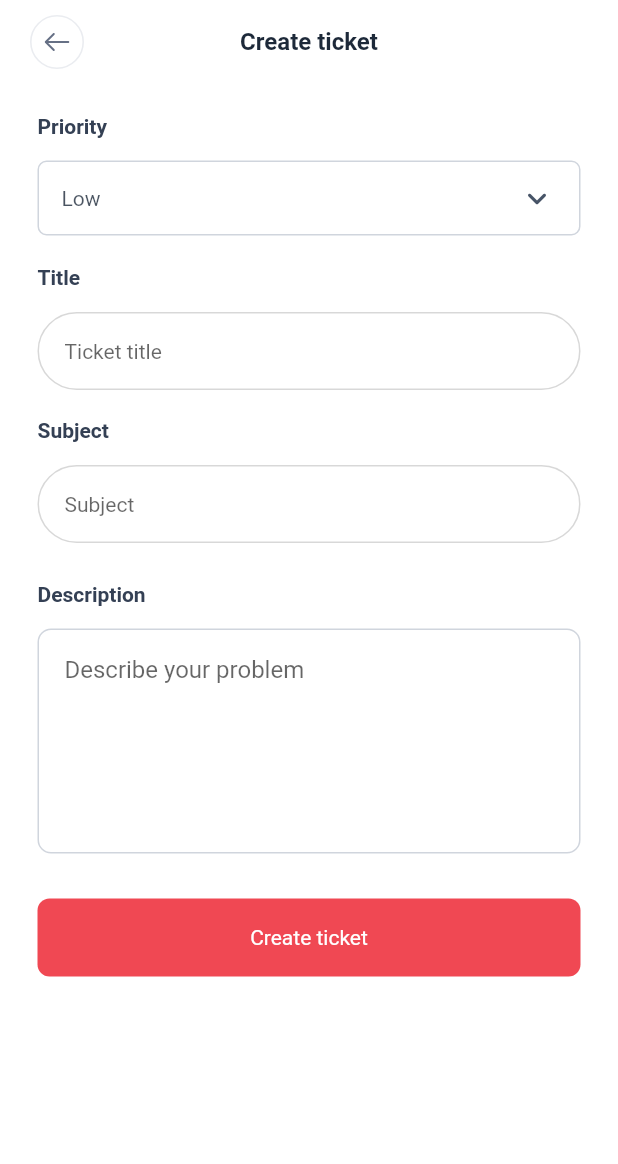
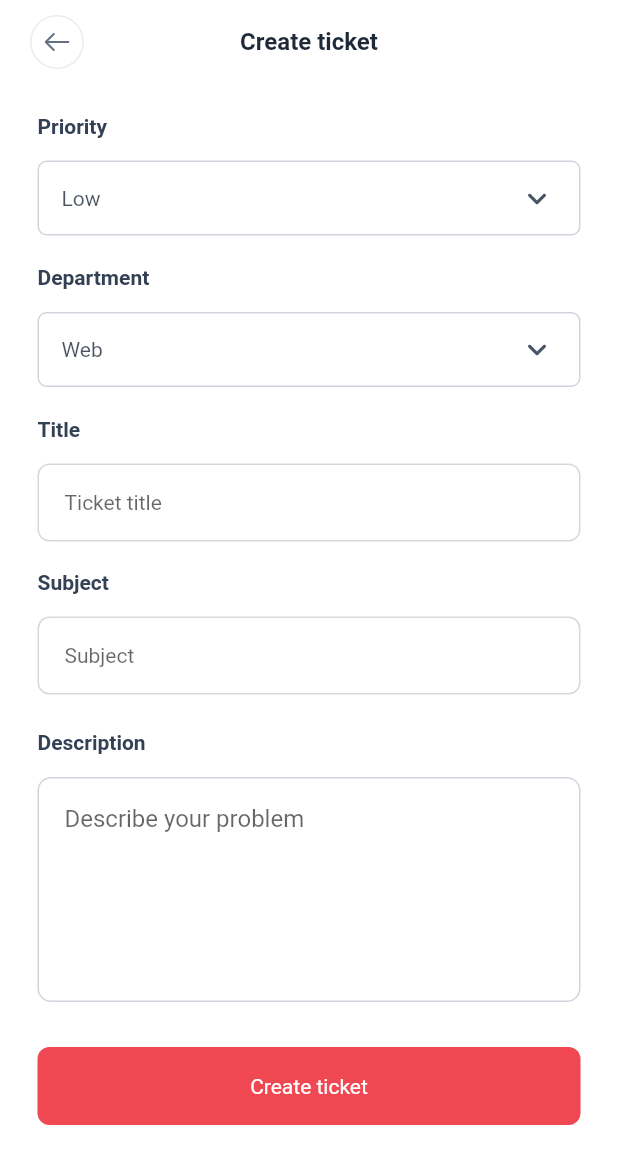
Before and after one commit to parthamjangir2020/Nazmart-mobile-app, a Flutter app: the CreateTicketPage screen opened directly, on a phone screen of 412 x 824 dp. Shown: the top 1164 px of the screen. Run offline on Flutter 3.47's test engine with Material 2 defaults, Android fonts, the light colour scheme and no system bars; our stand-ins replace auto_size_text, cached_network_image, carousel_slider, connectivity, dio, expandable and 20 more; missing offline and left inert: cashfree_pg, colorlizer, custom_timer, flutter_facebook_auth, flutter_inappwebview, flutter_stripe and 4 more; accounts and stored records are empty; project files that could hold a hidden picture were left out.

```diff
--- /dev/null
+++ b/lib/services/dropdown_services/priority_and_department_dropdown_service.dart
@@ -0,0 +1,67 @@
+import 'package:flutter/widgets.dart';
+
+class PriorityAndDepartmentDropdownService with ChangeNotifier {
+  //priority dropdown
+  var priorityDropdownList = ['Low', 'High', 'Medium', 'Urgent'];
+  var priorityDropdownIndexList = ['Low', 'High', 'Medium', 'Urgent'];
+  var selectedPriority = 'Low';
+  var selectedPriorityId = 'Low';
+
+  setPriorityValue(value) {
+    selectedPriority = value;
+    notifyListeners();
+  }
+
+  setSelectedPriorityId(value) {
+    selectedPriorityId = value;
+    notifyListeners();
+  }
+
+  //department dropdown
+  var departmentDropdownList = ['Web', 'Mobile'];
+  var departmentDropdownIndexList = ['Web', 'Mobile'];
+  var selectedDepartment = 'Web';
+  var selectedDepartmentId = 'Web';
+
+  setDepartmentValue(value) {
+    selectedDepartment = value;
+    notifyListeners();
+  }
+
+  setSelectedDepartmentId(value) {
+    selectedDepartmentId = value;
+    notifyListeners();
+  }
+
+  // fetchDepartment(BuildContext context) async {
+  //   if (departmentDropdownList.isEmpty) {
+  //     var response = await http.get(Uri.parse('$baseApi/country'));
+
+  //     if (response.statusCode == 200 &&
+  //         jsonDecode(response.body)['data'].isNotEmpty) {
+  //       print(response.body);
+
+  //       var data = CountryDropdownModel.fromJson(jsonDecode(response.body));
+
+  //       for (int i = 0; i < data.countries.length; i++) {
+  //         departmentDropdownList.add(data.countries[i].name);
+  //         departmentDropdownIndexList.add(data.countries[i].id);
+  //       }
+
+  //       selectedDepartment = departmentDropdownList[0];
+  //       selectedDepartmentId = departmentDropdownIndexList[0];
+
+  //       notifyListeners();
+  //     } else {
+  //       //error fetching data
+  //       departmentDropdownList.add('Select Department');
+  //       departmentDropdownIndexList.add('0');
+  //       selectedDepartment = 'Select Department';
+  //       selectedDepartmentId = '0';
+  //       notifyListeners();
+  //     }
+  //   } else {
+  //     //already loaded from api
+  //   }
+  // }
+}
--- a/lib/services/support_ticket_service.dart
+++ b/lib/services/support_ticket_service.dart
@@ -45,8 +45,7 @@ class SupportTicketService with ChangeNotifier {
 
       notifyListeners();
 
-      Provider.of<SupportTicketService>(context, listen: false)
-          .setCurrentPage(currentPage);
+      setCurrentPage(currentPage);
     } else {}
 
     SharedPreferences prefs = await SharedPreferences.getInstance();
@@ -109,7 +108,6 @@ class SupportTicketService with ChangeNotifier {
         'subject': dataList[i].subject,
         'priority': dataList[i].priority,
         'description': dataList[i].description,
-        'departments': dataList[i].departments,
         'status': dataList[i].status
       });
     }
--- a/lib/view/support_ticket/create_ticket_page.dart
+++ b/lib/view/support_ticket/create_ticket_page.dart
@@ -1,10 +1,12 @@
 import 'package:flutter/material.dart';
+import 'package:no_name_ecommerce/services/common_service.dart';
 import 'package:no_name_ecommerce/services/create_ticket_service.dart';
+import 'package:no_name_ecommerce/services/dropdown_services/priority_and_department_dropdown_service.dart';
 import 'package:no_name_ecommerce/view/support_ticket/components/textarea_field.dart';
 import 'package:no_name_ecommerce/view/utils/common_helper.dart';
-import 'package:no_name_ecommerce/view/utils/constant_colors.dart';
 import 'package:no_name_ecommerce/view/utils/constant_styles.dart';
 import 'package:no_name_ecommerce/view/utils/custom_input.dart';
+import 'package:no_name_ecommerce/view/widgets/custom_dropdown.dart';
 import 'package:provider/provider.dart';
 
 class CreateTicketPage extends StatefulWidget {
@@ -35,13 +37,12 @@ class _CreateTicketPageState extends State<CreateTicketPage> {
         }),
         body: Listener(
           onPointerDown: (_) {
-            FocusScopeNode currentFocus = FocusScope.of(context);
-            if (!currentFocus.hasPrimaryFocus) {
-              currentFocus.focusedChild?.unfocus();
-            }
+            hideKeyboard(context);
           },
           child: SingleChildScrollView(
-            child: Consumer<CreateTicketService>(
+            child: Consumer<PriorityAndDepartmentDropdownService>(
+              builder: (context, pProvider, child) =>
+                  Consumer<CreateTicketService>(
                 builder: (context, provider, child) => Form(
                   key: _formKey,
                   child: Container(
@@ -52,60 +53,46 @@ class _CreateTicketPageState extends State<CreateTicketPage> {
                         crossAxisAlignment: CrossAxisAlignment.start,
                         children: [
                           //Priority dropdown ======>
-                        Column(
-                          crossAxisAlignment: CrossAxisAlignment.start,
-                          children: [
-                            labelCommon("Priority"),
-                            Container(
-                              width: double.infinity,
-                              padding:
-                                  const EdgeInsets.symmetric(horizontal: 15),
-                              decoration: BoxDecoration(
-                                border: Border.all(color: greyFive),
-                                borderRadius: BorderRadius.circular(6),
+                          CustomDropDown(
+                            items: pProvider.priorityDropdownList,
+                            labelText: 'Priority',
+                            value: pProvider.selectedPriority,
+                            onChange: (v) {
+                              pProvider.setPriorityValue(v);
+
+                              // setting the id of selected value
+                              pProvider.setSelectedPriorityId(pProvider
+                                      .priorityDropdownIndexList[
+                                  pProvider.priorityDropdownList.indexOf(v!)]);
+                            },
                           ),
-                              child: DropdownButtonHideUnderline(
-                                child: DropdownButton<String>(
-                                  // menuMaxHeight: 200,
-                                  // isExpanded: true,
-                                  value: provider.selectedPriority,
-                                  icon: Icon(Icons.keyboard_arrow_down_rounded,
-                                      color: greyFour),
-                                  iconSize: 26,
-                                  elevation: 17,
-                                  style: TextStyle(color: greyFour),
-                                  onChanged: (newValue) {
-                                    provider.setPriorityValue(newValue);
 
-                                    //setting the id of selected value
-                                    provider.setSelectedPriorityId(
-                                        provider.priorityDropdownIndexList[
-                                            provider.priorityDropdownList
-                                                .indexOf(newValue!)]);
+                          sizedboxCustom(20),
+
+                          //Department dropdown ======>
+                          CustomDropDown(
+                            items: pProvider.departmentDropdownList,
+                            labelText: 'Department',
+                            value: pProvider.selectedDepartment,
+                            onChange: (v) {
+                              pProvider.setDepartmentValue(v);
+
+                              // setting the id of selected value
+                              pProvider.setSelectedDepartmentId(
+                                  pProvider.departmentDropdownIndexList[
+                                      pProvider.departmentDropdownList
+                                          .indexOf(v!)]);
                             },
-                                  items: provider.priorityDropdownList
-                                      .map<DropdownMenuItem<String>>((value) {
-                                    return DropdownMenuItem(
-                                      value: value,
-                                      child: Text(
-                                        value,
-                                        style: TextStyle(
-                                            color: greyPrimary.withOpacity(.8)),
-                                      ),
-                                    );
-                                  }).toList(),
-                                ),
-                              ),
-                            )
-                          ],
                           ),
 
                           sizedboxCustom(20),
 
                           //================>
                           labelCommon("Title"),
+
                           CustomInput(
                             controller: titleController,
+                            borderRadius: 8,
                             validation: (value) {
                               if (value == null || value.isEmpty) {
                                 return 'Please enter ticket title';
@@ -122,6 +109,7 @@ class _CreateTicketPageState extends State<CreateTicketPage> {
                           labelCommon("Subject"),
                           CustomInput(
                             controller: subjectController,
+                            borderRadius: 8,
                             validation: (value) {
                               if (value == null || value.isEmpty) {
                                 return 'Please enter ticket subject';
@@ -134,9 +122,8 @@ class _CreateTicketPageState extends State<CreateTicketPage> {
                             textInputAction: TextInputAction.next,
                           ),
 
-                        const SizedBox(
-                          height: 7,
-                        ),
+                          sizedboxCustom(5),
+
                           labelCommon("Description"),
                           TextareaField(
                             hintText: 'Describe your problem',
@@ -150,16 +137,16 @@ class _CreateTicketPageState extends State<CreateTicketPage> {
                           ),
                           buttonPrimary('Create ticket', () {
                             if (_formKey.currentState!.validate()) {
-                            if (provider.isLoading == false &&
-                                provider.hasError == false) {
-                              provider.createTicket(
-                                titleController.text,
-                                subjectController.text,
-                                provider.selectedPriorityId,
-                                descController.text,
-                                context,
-                              );
-                            }
+                              // if (provider.isLoading == false &&
+                              //     provider.hasError == false) {
+                              //   provider.createTicket(
+                              //     titleController.text,
+                              //     subjectController.text,
+                              //     provider.selectedPriorityId,
+                              //     descController.text,
+                              //     context,
+                              //   );
+                              // }
                             }
                           },
                               isloading:
@@ -171,6 +158,7 @@ class _CreateTicketPageState extends State<CreateTicketPage> {
                 ),
               ),
             ),
+          ),
         ));
   }
 }
--- /dev/null
+++ b/lib/view/widgets/custom_dropdown.dart
@@ -0,0 +1,59 @@
+import 'package:flutter/material.dart';
+import 'package:no_name_ecommerce/view/utils/common_helper.dart';
+import 'package:no_name_ecommerce/view/utils/constant_colors.dart';
+
+class CustomDropDown extends StatelessWidget {
+  const CustomDropDown({
+    Key? key,
+    this.onChange,
+    this.items,
+    this.width,
+    this.value,
+    this.labelText,
+  }) : super(key: key);
+
+  final Function(String?)? onChange;
+  final List<String>? items;
+  final String? value;
+  final double? width;
+  final String? labelText;
+
+  @override
+  Widget build(BuildContext context) {
+    return Column(
+      crossAxisAlignment: CrossAxisAlignment.start,
+      children: [
+        labelCommon(labelText ?? ''),
+        Container(
+          width: double.infinity,
+          padding: const EdgeInsets.symmetric(horizontal: 15),
+          decoration: BoxDecoration(
+            border: Border.all(color: greyFive),
+            borderRadius: BorderRadius.circular(6),
+          ),
+          child: DropdownButtonHideUnderline(
+            child: DropdownButton<String>(
+              isExpanded: true,
+              value: value,
+              icon: const Icon(Icons.keyboard_arrow_down_rounded,
+                  color: greyFour),
+              iconSize: 26,
+              elevation: 17,
+              style: const TextStyle(color: greyFour),
+              onChanged: onChange,
+              items: items?.map<DropdownMenuItem<String>>((value) {
+                return DropdownMenuItem(
+                  value: value,
+                  child: Text(
+                    value,
+                    style: TextStyle(color: greyPrimary.withOpacity(.8)),
+                  ),
+                );
+              }).toList(),
+            ),
+          ),
+        )
+      ],
+    );
+  }
+}
--- a/pubspec.yaml
+++ b/pubspec.yaml
@@ -50,6 +50,7 @@ dependencies:
   flutter_spinkit: ^5.1.0
   flutter_stripe: ^3.2.0
   flutter_svg: ^1.0.3
+  flutter_widget_from_html: ^0.9.1
   fluttertoast: ^8.0.9
   flutterwave_standard: ^1.0.3
   flutterzilla_fixed_grid: ^0.0.4
```
Also changed, not shown: lib/main.dart (+9 -0 lines), lib/model/ticket_messages_model.dart (+108 -8 lines), lib/services/common_service.dart (+7 -0 lines), lib/services/create_ticket_service.dart (+0 -15 lines), lib/services/support_messages_service.dart (+5 -13 lines), lib/view/settingsOrProfile/settings_page.dart (+8 -7 lines), lib/view/support_ticket/my_tickets_page.dart (+11 -5 lines), lib/view/support_ticket/ticket_chat_page.dart (+22 -68 lines), lib/view/utils/constant_styles.dart (+5 -3 lines), pubspec.lock, 1 other file. Lines whose indentation alone changed are shown as unchanged.
